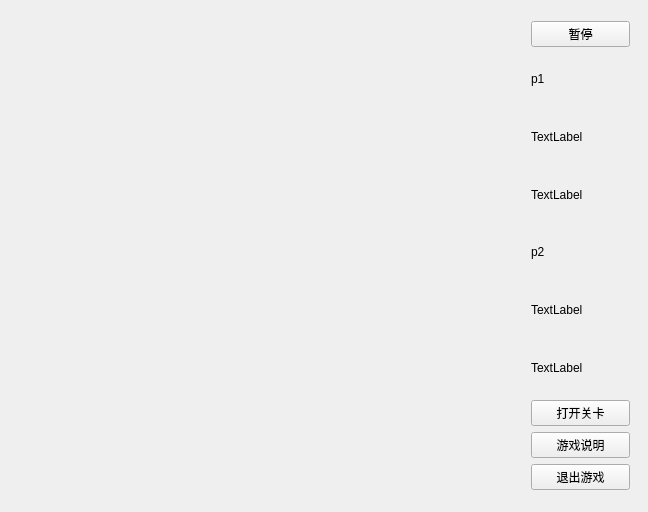
emon100/tank-game, file src/tank-game/game/game_widget.ui: the form before one commit.
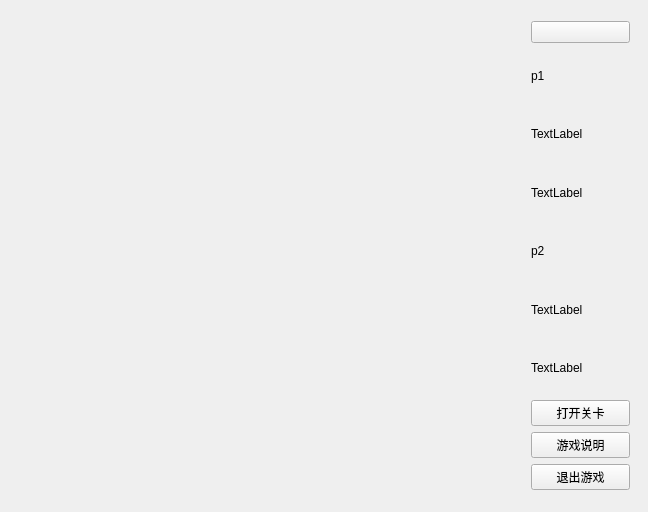
The form after the commit.

The edit to the form file:
```diff
--- a/src/tank-game/game/game_widget.ui
+++ b/src/tank-game/game/game_widget.ui
@@ -31,9 +31,6 @@
    <layout class="QVBoxLayout" name="verticalLayout">
     <item>
      <widget class="QPushButton" name="PauseButton">
-      <property name="text">
-       <string>暂停</string>
-      </property>
       <property name="shortcut">
        <string>Space</string>
       </property>
```
Left out of the diff: 2 changed lines with no effect on the pictures.
